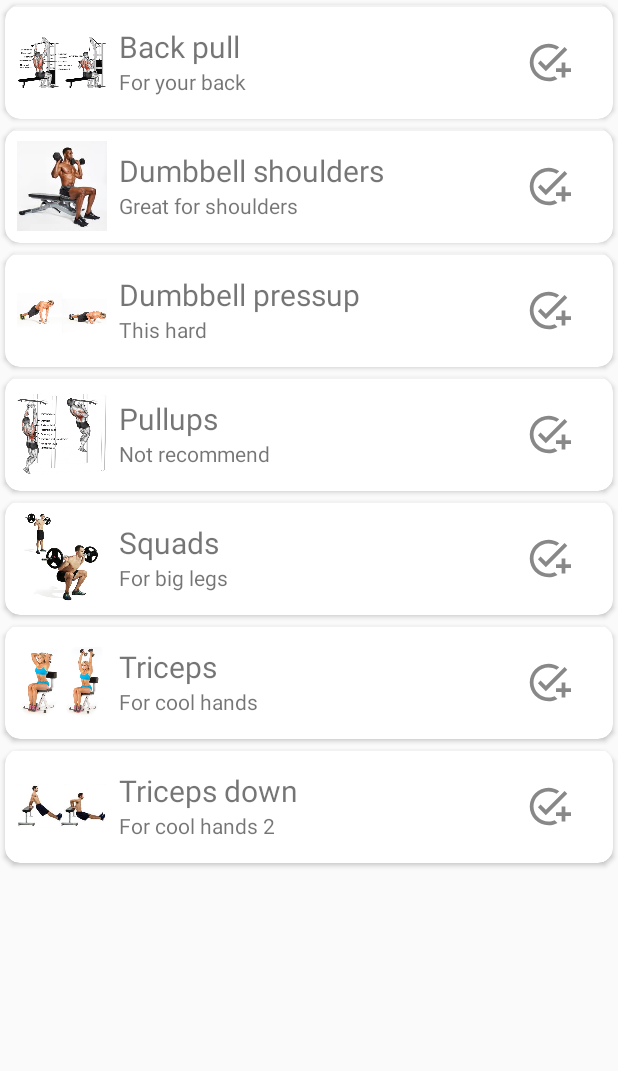
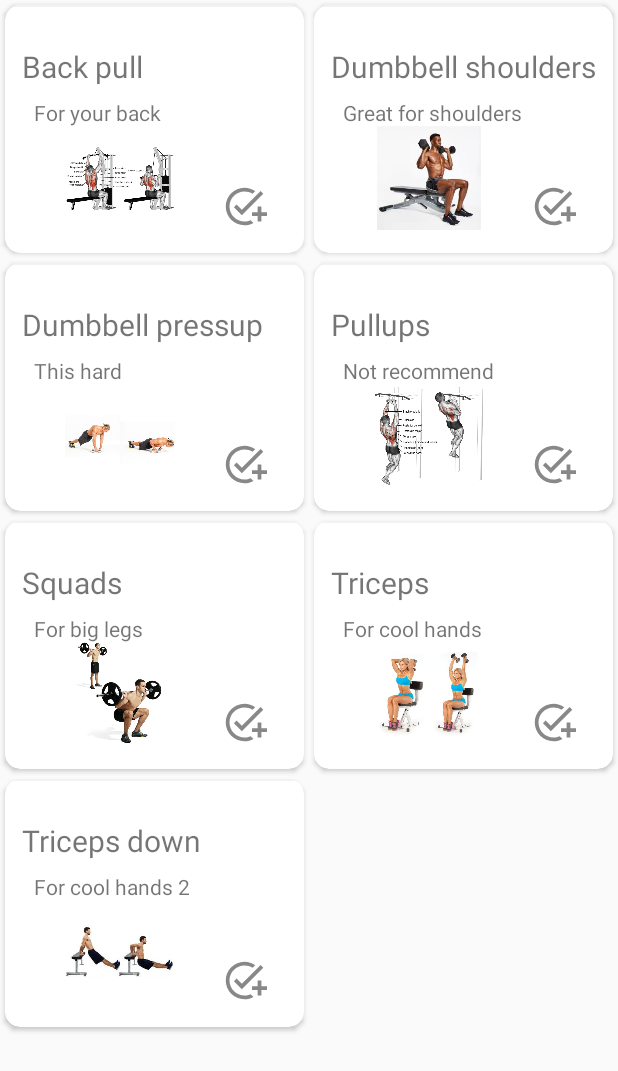
Before and after one commit to lirangazer/PrasonalHealthAssistance, an Android app: the FitnessActivity screen opened directly, with no data from a screen before it, on a phone screen of 412 x 824 dp. Shown: the top 1071 px of the screen. Run offline under Robolectric (Android 15) with nearby library versions, the phone set to English and light mode, and no system bars; our stand-ins replace Firebase (no records; nobody signed in at launch, a user with empty details on screens opened directly); 1 statement that could not run was skipped.

Commit message:
21/02/21: GUI change the HealthActivity,FitnessActivity and UserView to grid view

```diff
--- a/app/src/main/java/com/example/prasonalhealthassistance/FitnessActivity.java
+++ b/app/src/main/java/com/example/prasonalhealthassistance/FitnessActivity.java
@@ -3,7 +3,7 @@ package com.example.prasonalhealthassistance;
 import android.os.Bundle;
 
 import androidx.appcompat.app.AppCompatActivity;
-import androidx.recyclerview.widget.LinearLayoutManager;
+import androidx.recyclerview.widget.GridLayoutManager;
 import androidx.recyclerview.widget.RecyclerView;
 
 import java.util.ArrayList;
@@ -27,7 +27,7 @@ public class FitnessActivity extends AppCompatActivity {
 
         recyclerView = findViewById(R.id.recyclerViewFitness);
         recyclerView.setHasFixedSize(true);
-        layoutManager = new LinearLayoutManager(this);
+        layoutManager = new GridLayoutManager(getApplicationContext(),2);
         prepareTheList();
         recyclerAdapter = new RecyclerAdapter(this, recyclerUtilsList);
         recyclerView.setAdapter(recyclerAdapter);
--- a/app/src/main/java/com/example/prasonalhealthassistance/HealthActivity.java
+++ b/app/src/main/java/com/example/prasonalhealthassistance/HealthActivity.java
@@ -3,7 +3,7 @@ package com.example.prasonalhealthassistance;
 import android.os.Bundle;
 
 import androidx.appcompat.app.AppCompatActivity;
-import androidx.recyclerview.widget.LinearLayoutManager;
+import androidx.recyclerview.widget.GridLayoutManager;
 import androidx.recyclerview.widget.RecyclerView;
 
 import java.util.ArrayList;
@@ -27,7 +27,7 @@ public class HealthActivity extends AppCompatActivity {
 
         recyclerView = findViewById(R.id.recyclerViewHealth);
         recyclerView.setHasFixedSize(true);
-        layoutManager = new LinearLayoutManager(this);
+        layoutManager = new GridLayoutManager(getApplicationContext(),2);
         prepareTheList();
         recyclerAdapter = new RecyclerAdapter(this, recyclerUtilsList);
         recyclerView.setAdapter(recyclerAdapter);
--- a/app/src/main/java/com/example/prasonalhealthassistance/RecyclerAdapter.java
+++ b/app/src/main/java/com/example/prasonalhealthassistance/RecyclerAdapter.java
@@ -83,6 +83,10 @@ public class RecyclerAdapter extends RecyclerView.Adapter <RecyclerAdapter.ViewH
                             Toast.makeText(context.getApplicationContext(), "The activity remove from your collection", Toast.LENGTH_SHORT).show();
                             favButton.removeValue();
                             favFlag[0]=true;
+
+//                            Intent intent = new Intent(this, UserView.class);
+//                            context.startActivity(intent);
+
                         }
 
                         @Override
@@ -90,6 +94,7 @@ public class RecyclerAdapter extends RecyclerView.Adapter <RecyclerAdapter.ViewH
 
                         }
                     });
+
                 }
 
 //                    favButton.addListenerForSingleValueEvent(new ValueEventListener() {
--- a/app/src/main/java/com/example/prasonalhealthassistance/UserView.java
+++ b/app/src/main/java/com/example/prasonalhealthassistance/UserView.java
@@ -5,7 +5,7 @@ import android.widget.Toast;
 
 import androidx.annotation.NonNull;
 import androidx.appcompat.app.AppCompatActivity;
-import androidx.recyclerview.widget.LinearLayoutManager;
+import androidx.recyclerview.widget.GridLayoutManager;
 import androidx.recyclerview.widget.RecyclerView;
 
 import com.google.firebase.database.DataSnapshot;
@@ -73,7 +73,7 @@ public class UserView extends AppCompatActivity {
     {
         recyclerView = findViewById(R.id.recyclerViewUserView);
         recyclerView.setHasFixedSize(true);
-        layoutManager = new LinearLayoutManager(this);
+        layoutManager = new GridLayoutManager(getApplicationContext(),2);
         recyclerAdapter = new RecyclerAdapter(this, recyclerUtilsList);
         recyclerView.setAdapter(recyclerAdapter);
         recyclerView.setLayoutManager(layoutManager);
--- a/app/src/main/res/layout/activity_main.xml
+++ b/app/src/main/res/layout/activity_main.xml
@@ -41,8 +41,8 @@
 
     <Button
         android:id="@+id/enterCollectionMain"
-        android:layout_width="171dp"
-        android:layout_height="200dp"
+        android:layout_width="191dp"
+        android:layout_height="163dp"
         android:layout_marginTop="64dp"
         android:text="@string/enter_to_your_collection"
         app:layout_constraintEnd_toEndOf="parent"
--- a/app/src/main/res/layout/signle_list_iten.xml
+++ b/app/src/main/res/layout/signle_list_iten.xml
@@ -9,14 +9,20 @@
 
     <RelativeLayout
         android:id="@+id/singleRow"
-        android:layout_width="match_parent"
-        android:layout_height="wrap_content"
+        android:layout_width="248dp"
+        android:layout_height="165dp"
         android:padding="8dp">
 
         <ImageView
             android:id="@+id/userImg"
-            android:layout_width="60dp"
-            android:layout_height="60dp"
+            android:layout_width="73dp"
+            android:layout_height="69dp"
+            android:layout_alignParentStart="true"
+            android:layout_alignParentLeft="true"
+            android:layout_alignParentBottom="true"
+            android:layout_marginStart="32dp"
+            android:layout_marginLeft="32dp"
+            android:layout_marginBottom="7dp"
             android:contentDescription="@string/image"
             android:scrollbars="vertical" />
 
@@ -26,9 +32,9 @@
             android:layout_width="262dp"
             android:layout_height="wrap_content"
             android:layout_alignParentTop="true"
-            android:layout_marginStart="8dp"
-            android:layout_marginLeft="8dp"
-            android:layout_marginTop="6dp"
+            android:layout_marginStart="-102dp"
+            android:layout_marginLeft="-102dp"
+            android:layout_marginTop="19dp"
             android:layout_toEndOf="@+id/userImg"
             android:layout_toRightOf="@+id/userImg"
             android:maxLines="1"
@@ -37,11 +43,14 @@
         <TextView
             android:id="@+id/Descriptiontxt"
 
-            android:layout_width="261dp"
+            android:layout_width="220dp"
             android:layout_height="wrap_content"
             android:layout_below="@+id/Nametxt"
             android:layout_alignStart="@+id/Nametxt"
             android:layout_alignLeft="@+id/Nametxt"
+            android:layout_marginStart="8dp"
+            android:layout_marginLeft="8dp"
+            android:layout_marginTop="7dp"
             android:maxLines="1"
             android:textSize="14sp" />
 
@@ -52,9 +61,9 @@
             android:layout_alignParentTop="true"
             android:layout_alignParentEnd="true"
             android:layout_alignParentRight="true"
-            android:layout_marginTop="15dp"
-            android:layout_marginEnd="20dp"
-            android:layout_marginRight="20dp"
+            android:layout_marginTop="111dp"
+            android:layout_marginEnd="65dp"
+            android:layout_marginRight="65dp"
             android:background="@drawable/ic_baseline_add_task_gray_24" />
 
     </RelativeLayout>
--- a/app/src/main/res/values/colors.xml
+++ b/app/src/main/res/values/colors.xml
@@ -7,4 +7,5 @@
     <color name="teal_700">#FF018786</color>
     <color name="black">#FF000000</color>
     <color name="white">#FFFFFFFF</color>
+    <color name="app_backgroud">#81DA85</color>
 </resources>
```
